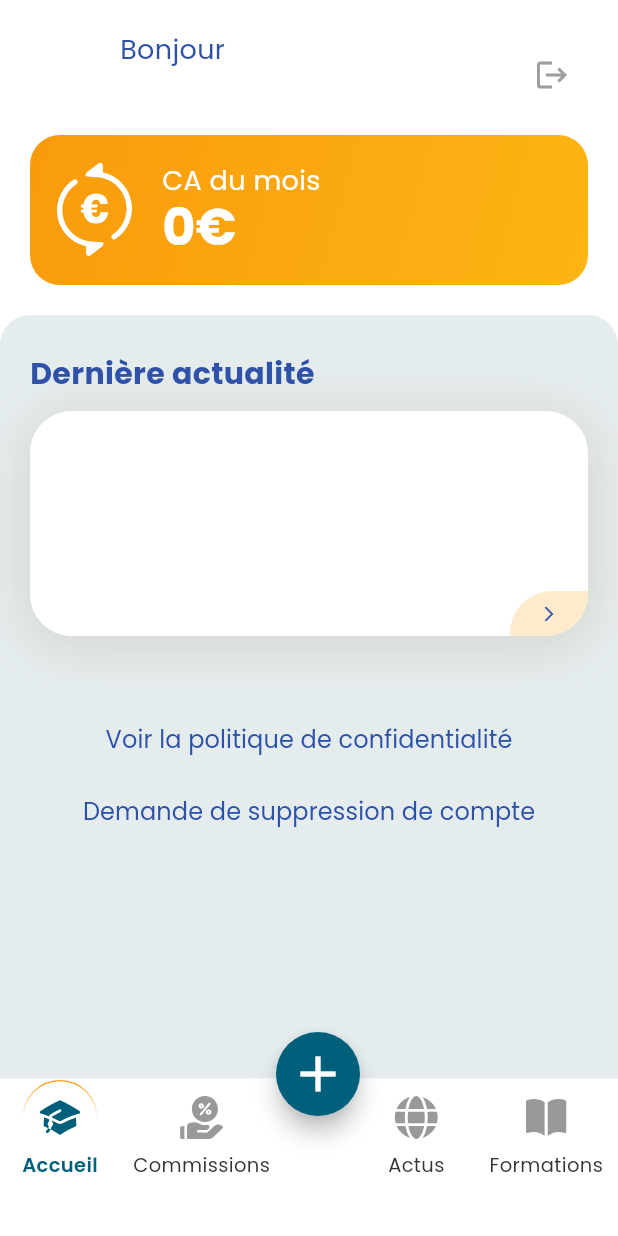
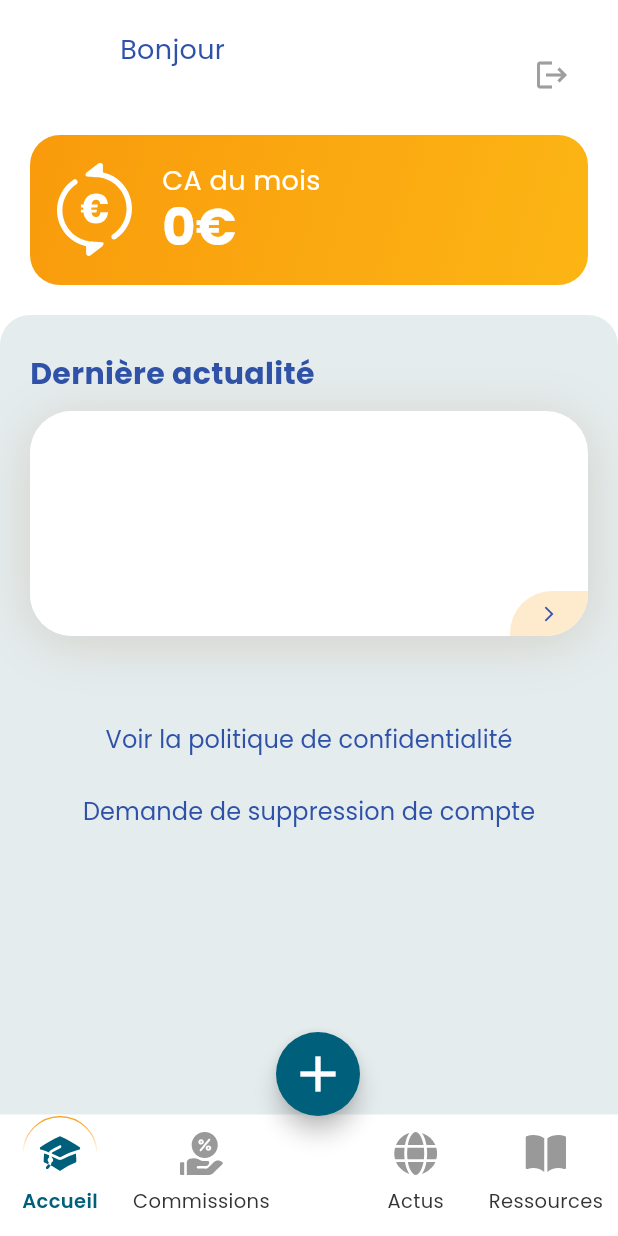
Before and after one commit to tdavray/quali-prevention-app, a Flutter app: the NavigationPage screen opened by its route, on a phone screen of 412 x 824 dp. Run offline on Flutter 3.47's test engine with Material 3 defaults, Android fonts, the phone set to English and light mode, and no system bars; our stand-ins replace accordion, fl_chart, flutter_secure_storage, flutter_svg, fluttertoast, google_fonts; missing offline and left inert: onesignal_flutter; accounts and stored records are empty; network calls fail.

```diff
--- a/lib/ui/main/4_news/news_page.dart
+++ b/lib/ui/main/4_news/news_page.dart
@@ -42,7 +42,7 @@ class _NewsPageState extends State<NewsPage> {
       currentPage++;
       setState(() {
         articles.addAll(newArticles);
-        articles.sort((a, b) => a.id.compareTo(b.id));
+        articles.sort((a, b) => b.createdAt.compareTo(a.createdAt));
         hasMore = newArticles.length ==
             4; // si on reçoit moins de 4 articles, il n'y a plus de données à charger
         isLoading = false;
--- a/lib/ui/main/navigation_page.dart
+++ b/lib/ui/main/navigation_page.dart
@@ -91,6 +91,8 @@ class _NavigationPageState extends State<NavigationPage> {
 
   @override
   Widget build(BuildContext context) {
+    final bottomInset = MediaQuery.of(context).padding.bottom;
+
     return Scaffold(
       resizeToAvoidBottomInset: false,
       backgroundColor: white,
@@ -109,12 +111,17 @@ class _NavigationPageState extends State<NavigationPage> {
               children: [
                 Stack(
                   children: [
-                    Container(
+                    SafeArea(
+                      top: false,
+                      left: false,
+                      right: false,
+                      bottom: true,
+                      child: Container(
                         color: white,
                         padding: const EdgeInsets.only(
                           left: 10,
                           right: 10,
-                        bottom: 40,
+                          bottom: 16,
                         ),
                         child: Row(
                           mainAxisAlignment: MainAxisAlignment.spaceBetween,
@@ -123,8 +130,9 @@ class _NavigationPageState extends State<NavigationPage> {
                             buildNavItem('Commissions', 'commissions', 1),
                             const SizedBox(width: 30),
                             buildNavItem('Actus', 'actus', 3),
-                          buildNavItem('Formations', 'produits', 4),
+                            buildNavItem('Ressources', 'produits', 4),
                           ],
+                        ),
                       ),
                     ),
                   ],
@@ -134,7 +142,7 @@ class _NavigationPageState extends State<NavigationPage> {
           ),
           Positioned(
             left: MediaQuery.of(context).size.width / 2 - 22,
-            bottom: 80,
+            bottom: 80 + bottomInset,
             child: FloatingActionButton(
               key: floatingButtonKey,
               onPressed: () async {
--- a/pubspec.yaml
+++ b/pubspec.yaml
@@ -16,7 +16,7 @@ publish_to: "none" # Remove this line if you wish to publish to pub.dev
 # https://developer.apple.com/library/archive/documentation/General/Reference/InfoPlistKeyReference/Articles/CoreFoundationKeys.html
 # In Windows, build-name is used as the major, minor, and patch parts
 # of the product and file versions while build-number is used as the build suffix.
-version: 1.0.1+2
+version: 1.0.1+3
 
 environment:
   sdk: ">=3.5.0 <4.0.0"
```
Also changed, not shown: 1 other file. Lines whose indentation alone changed are shown as unchanged.
